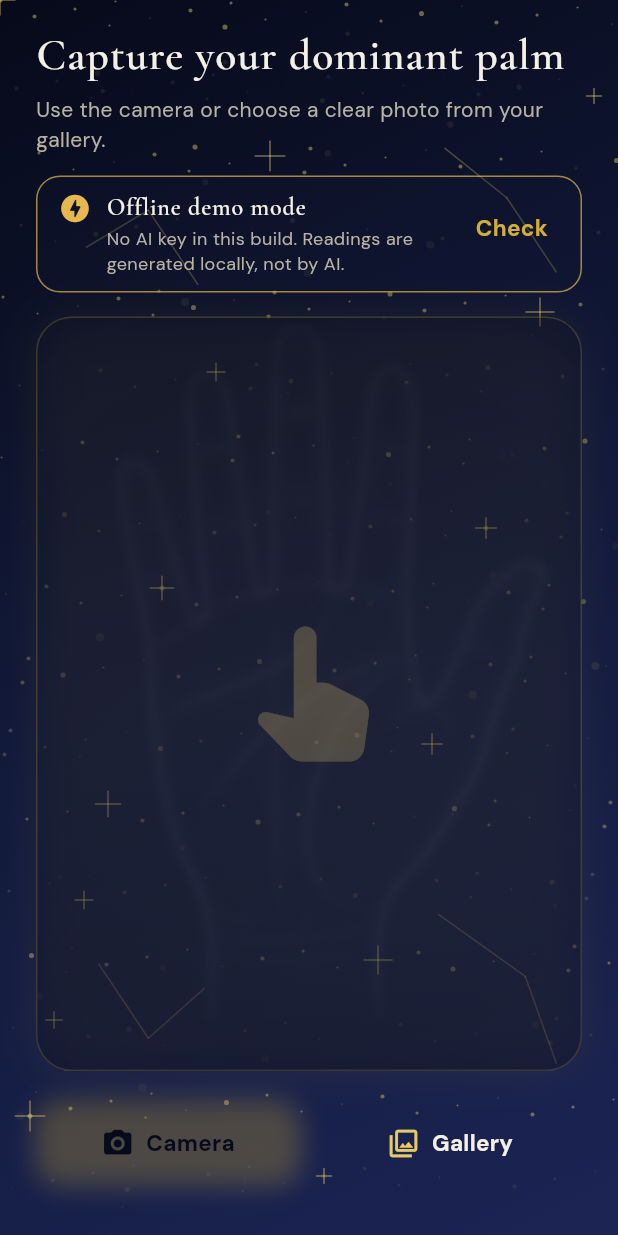
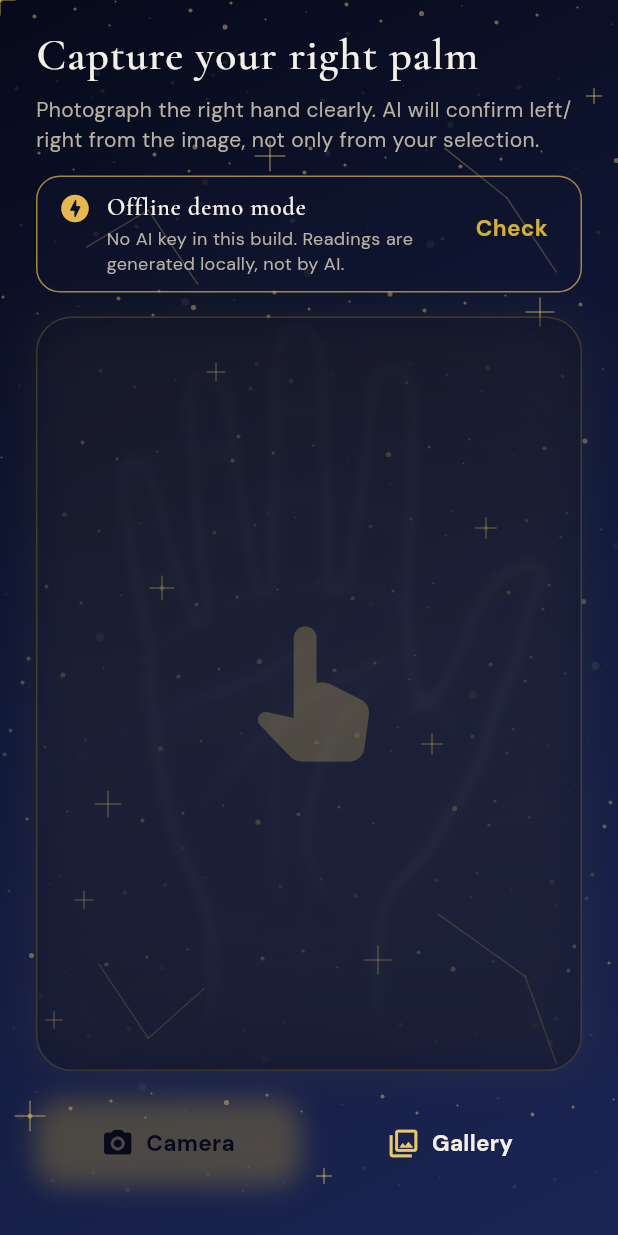
Before and after one commit to PratikBansod95/palm_reader, a Flutter app: the PalmCaptureScreen screen opened by its route, on a phone screen of 412 x 824 dp. Run offline on Flutter 3.47's test engine with Material 3 defaults, Android fonts, the phone set to English and light mode, and no system bars; our stand-ins replace flutter_riverpod, go_router, google_fonts, image_picker, permission_handler.

Commit message:
Make palm readings identify left/right from the photo.
Stop trusting the form hand field for visual claims so AI describes the hand actually shown in the image.

Co-authored-by: Cursor <cursoragent@cursor.com>

```diff
--- a/lib/features/onboarding/language_hand_screen.dart
+++ b/lib/features/onboarding/language_hand_screen.dart
@@ -81,7 +81,7 @@ class _LanguageHandScreenState extends State<LanguageHandScreen> {
                             ),
                             const SizedBox(height: 24),
                             const _SectionHeading(
-                              title: 'Dominant Hand',
+                              title: 'Hand to photograph',
                               icon: Icons.pan_tool_alt_rounded,
                             ),
                             const SizedBox(height: 12),
@@ -94,11 +94,11 @@ class _LanguageHandScreenState extends State<LanguageHandScreen> {
                             Padding(
                               padding: const EdgeInsets.only(left: 8),
                               child: Text(
-                                'The hand you write with',
+                                'Choose the palm you will capture next. AI will identify left/right from the photo itself.',
                                 style: textTheme.bodyLarge?.copyWith(
                                   color: AppColors.textPrimary
                                       .withValues(alpha: 0.9),
-                                  fontSize: 16,
+                                  fontSize: 15,
                                 ),
                               ),
                             ),
--- a/lib/features/palm_capture/palm_capture_screen.dart
+++ b/lib/features/palm_capture/palm_capture_screen.dart
@@ -195,12 +195,12 @@ class _PalmCaptureScreenState extends ConsumerState<PalmCaptureScreen>
                       crossAxisAlignment: CrossAxisAlignment.start,
                       children: [
                         Text(
-                          'Capture your dominant palm',
+                          'Capture your ${widget.selection.dominantHand.toLowerCase()} palm',
                           style: textTheme.headlineMedium,
                         ),
                         const SizedBox(height: 8),
                         Text(
-                          'Use the camera or choose a clear photo from your gallery.',
+                          'Photograph the ${widget.selection.dominantHand.toLowerCase()} hand clearly. AI will confirm left/right from the image, not only from your selection.',
                           style: textTheme.bodyMedium,
                         ),
                         const SizedBox(height: 14),
--- a/lib/services/palm_analysis_service.dart
+++ b/lib/services/palm_analysis_service.dart
@@ -280,7 +280,14 @@ class PalmAnalysisService {
 Give a palmistry-style reading from this palm image. Prefer classical Indian palmistry knowledge and stay accurate where possible.
 Write as if speaking directly to the user in a natural, warm, intuitive voice.
 User selected language: $language.
-Dominant hand: $dominantHand.
+User marked their usual dominant/writing hand as: $dominantHand.
+
+CRITICAL hand-identification rules:
+1) First, carefully inspect the photo and decide whether the palm shown is a LEFT hand or a RIGHT hand (use thumb position, finger order, and palm orientation).
+2) Your reading MUST describe the hand that is actually visible in the image.
+3) Do NOT say "your right hand" or "your left hand" based on the form field above. Only name left/right from what you see in the photo.
+4) If the photographed hand differs from the user's stated dominant hand, still read the photographed hand, and you may briefly note that this is the hand shown in the image.
+5) The dominant-hand field is only background context for lifestyle interpretation, never a substitute for visual identification.
 
 Style requirements:
 1) Write entirely in $language.
@@ -290,6 +297,7 @@ Style requirements:
 5) Blend insights naturally across personality, life direction, love, money, challenge patterns, and practical next guidance.
 6) Keep it specific enough to feel personal, but avoid extreme claims or guaranteed predictions.
 7) If the image is unclear, briefly acknowledge uncertainty but still provide a best-effort reading.
+8) Mention early which hand you are reading from the photo (left or right), based only on visual evidence.
 
 Formatting requirements:
 1) Output plain text only.
@@ -399,7 +407,7 @@ Safety rules:
     final g = guidance[(seed ~/ 11) % guidance.length];
 
     return '''
-Looking at your $hand palm, the overall impression is of someone $t. There is a grounded intelligence here—less flashy, more enduring—and it shows in the way your life line and heart currents seem to support each other rather than compete.
+Looking at the palm in your photo (you selected $hand as the hand to capture), the overall impression is of someone $t. There is a grounded intelligence here—less flashy, more enduring—and it shows in the way your life line and heart currents seem to support each other rather than compete.
 
 $lightNote $contrastNote In relationships, $l. Love for you is less about spectacle and more about being met with steadiness.
 
@@ -467,7 +475,7 @@ As guidance for the season ahead: $g. Palmistry here is a mirror for reflection,
         : 'हथेली पर प्रकाश का संतुलन जीवन में संतुलन की खोज दर्शाता है।';
 
     return '''
-आपकी $hand हथेली को देखते हुए पहली छाप यह बनती है कि आप $t व्यक्ति हैं। यहाँ एक स्थिर बुद्धिमत्ता दिखती है—चमकदार शोर से अधिक टिकाऊ समझ—जहाँ जीवन रेखा और हृदय की धाराएँ एक-दूसरे का समर्थन करती हुई लगती हैं।
+आपकी फ़ोटो में दिख रही हथेली (आपने कैप्चर के लिए $hand चुना है) को देखते हुए पहली छाप यह बनती है कि आप $t व्यक्ति हैं। यहाँ एक स्थिर बुद्धिमत्ता दिखती है—चमकदार शोर से अधिक टिकाऊ समझ—जहाँ जीवन रेखा और हृदय की धाराएँ एक-दूसरे का समर्थन करती हुई लगती हैं।
 
 $light रिश्तों में, $l। आपके लिए प्रेम प्रदर्शन से अधिक स्थिर साथ का नाम है।
 
```
Also changed, not shown: 1 other file.
